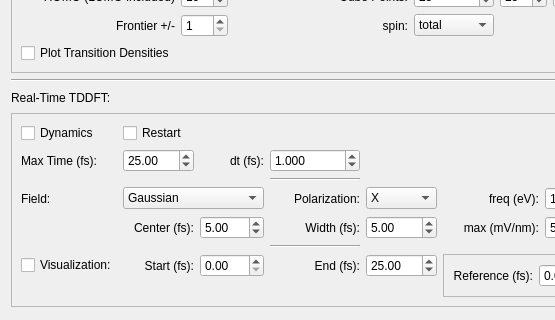
Old version of the form nwcheminputdialog.ui in the repository chapmanlab/nwinput; both pictures show x 0 to 555 and y 514 to 834 of the 1250 by 916 pixel window.
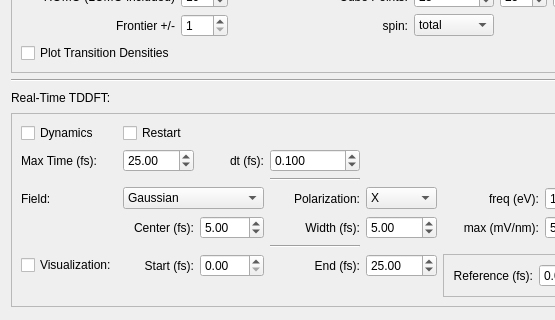
New version of the form.

Patch:
```diff
--- a/nwcheminputdialog.ui
+++ b/nwcheminputdialog.ui
@@ -1643,7 +1643,7 @@
          <double>0.050000000000000</double>
         </property>
         <property name="value">
-         <double>1.000000000000000</double>
+         <double>0.100000000000000</double>
         </property>
        </widget>
       </item>
```
Left out of the diff: 2 changed lines with no effect on the pictures.
